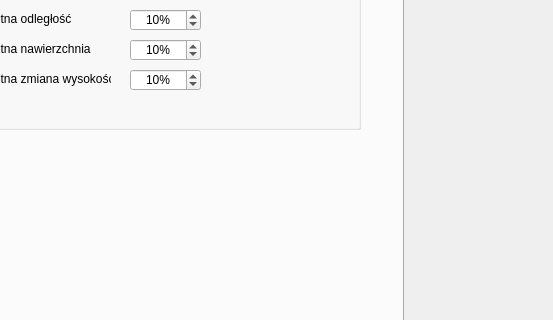
Old version of the form mainwindow.ui in the repository jakpor/Trasy_biegaczy; both pictures show x 402 to 955 and y 293 to 613 of the 955 by 695 pixel window.
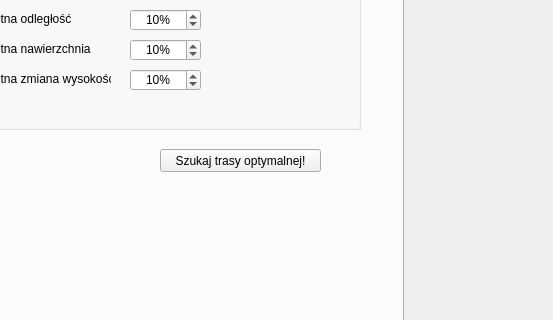
New version of the form. Custom widgets are drawn as their Qt base class.

Patch:
```diff
--- a/mainwindow.ui
+++ b/mainwindow.ui
@@ -1073,6 +1073,19 @@
        </property>
       </widget>
      </widget>
+     <widget class="QPushButton" name="liczButton">
+      <property name="geometry">
+       <rect>
+        <x>560</x>
+        <y>380</y>
+        <width>161</width>
+        <height>23</height>
+       </rect>
+      </property>
+      <property name="text">
+       <string>Szukaj trasy optymalnej!</string>
+      </property>
+     </widget>
     </widget>
     <widget class="QWidget" name="tab_4">
      <attribute name="title">
```
